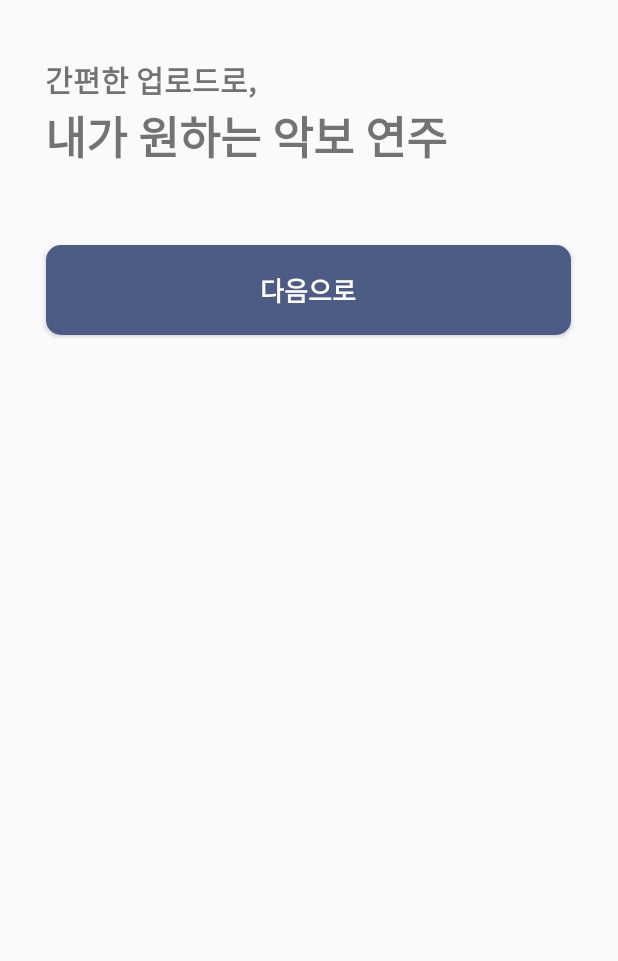
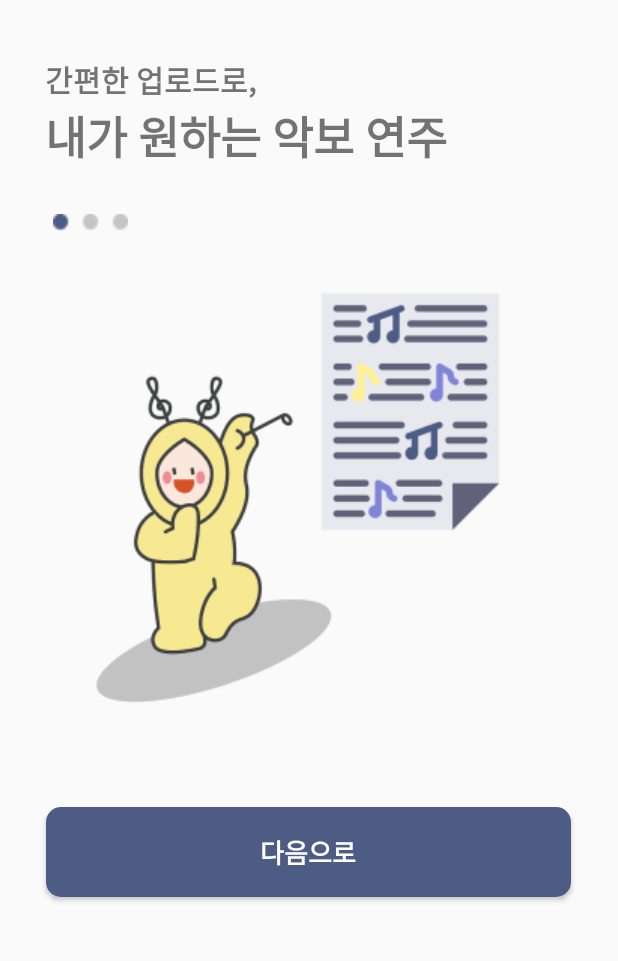
Before and after one commit to yoonsu417/LENTO, an Android app: the layout activity_onboard1.xml on its own in the app's theme, with its tools: preview values and no code run, on a phone screen of 412 x 824 dp, the part 116-1077 px from its top. Run offline under Robolectric (Android 15) with nearby library versions, the phone set to English and light mode, and no system bars.

Commit message:
온보딩 수정

```diff
--- a/app/src/main/res/layout/activity_onboard1.xml
+++ b/app/src/main/res/layout/activity_onboard1.xml
@@ -27,11 +27,27 @@
         android:text="내가 원하는 악보 연주"
         android:textSize="30dp"
         android:textStyle="bold"/>
+    <ImageView
+        android:id="@+id/on1"
+        android:layout_width="50dp"
+        android:layout_height="50dp"
+        android:layout_marginLeft="35dp"
+        android:layout_marginTop="10dp"
+        android:src="@drawable/on1" />
+    <ImageView
+        android:id="@+id/on11"
+        android:layout_width="match_parent"
+        android:layout_height="wrap_content"
+        android:layout_marginTop="20dp"
+        android:src="@drawable/on11" />
+
+
+
     <Button
         android:id="@+id/NextBt"
         android:layout_width="350dp"
         android:layout_height="60dp"
-        android:layout_marginTop="50dp"
+        android:layout_marginTop="55dp"
         android:layout_gravity="center"
         android:text="다음으로"
         android:textSize="17sp"
```
Also changed, not shown: app/src/main/res/layout/activity_onboard2.xml (+55 -1 lines), app/src/main/res/layout/activity_onboard3.xml (+55 -1 lines), app/src/main/res/drawable/on1.png (added), app/src/main/res/drawable/on11.png (added), app/src/main/res/drawable/on2.png (added), app/src/main/res/drawable/on3.png (added).
